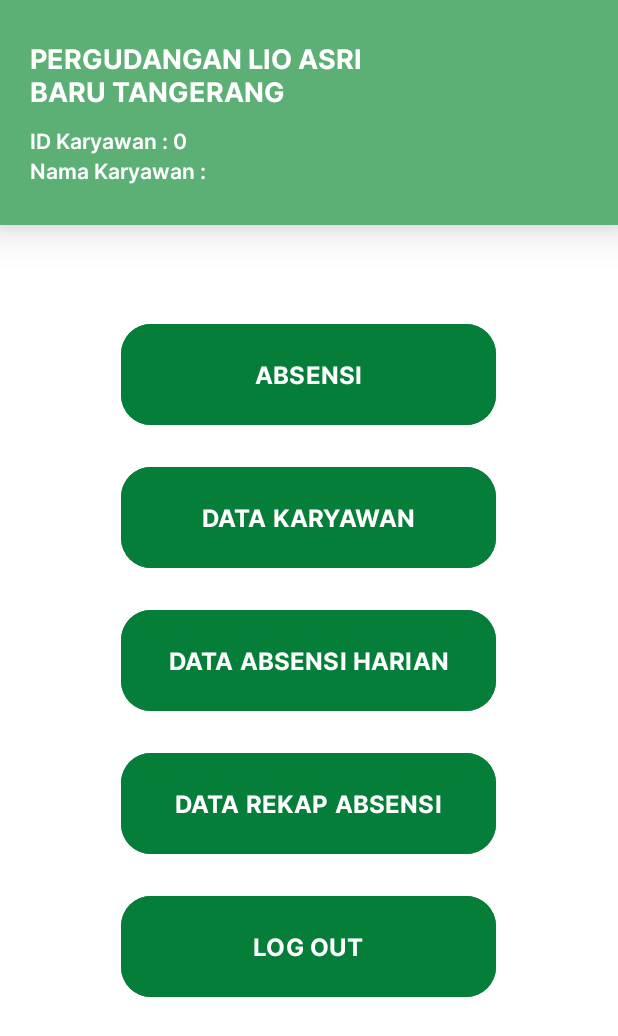
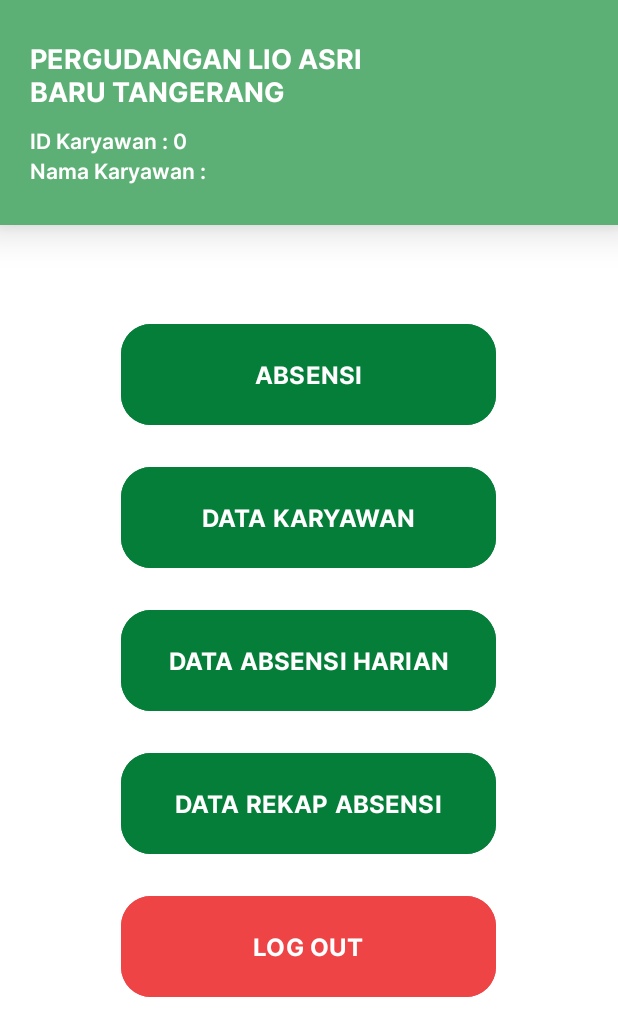
Before and after one commit to mhmdnurulkarim/Attendly, an Android app: the HomeActivity screen opened directly, with no data from a screen before it, on a phone screen of 412 x 824 dp. Shown: the top 1036 px of the screen. Run offline under Robolectric (Android 15) with nearby library versions, the phone set to English and light mode, and no system bars; our stand-ins replace Firebase (no records; nobody signed in at launch, a user with empty details on screens opened directly).

Commit message:
Push Github

```diff
--- a/app/src/main/res/layout/activity_home.xml
+++ b/app/src/main/res/layout/activity_home.xml
@@ -126,7 +126,7 @@
             android:layout_height="75dp"
             android:layout_gravity="center"
             android:layout_marginTop="20dp"
-            android:backgroundTint="@color/greenText"
+            android:backgroundTint="@color/redText"
             android:fontFamily="@font/inter_bold"
             android:text="@string/logout"
             android:textAllCaps="true"
```
Also changed, not shown: app/src/main/java/com/oci/presensi/helper/DataHelper.java (+8 -3 lines).
